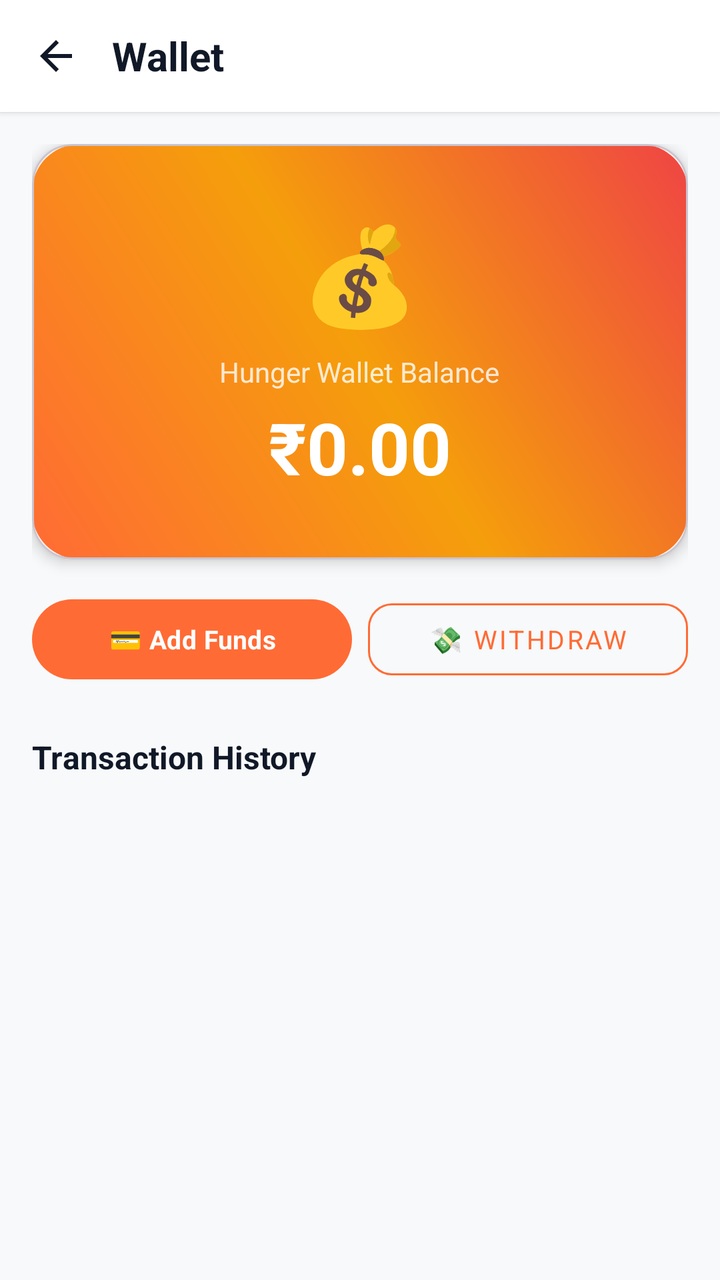
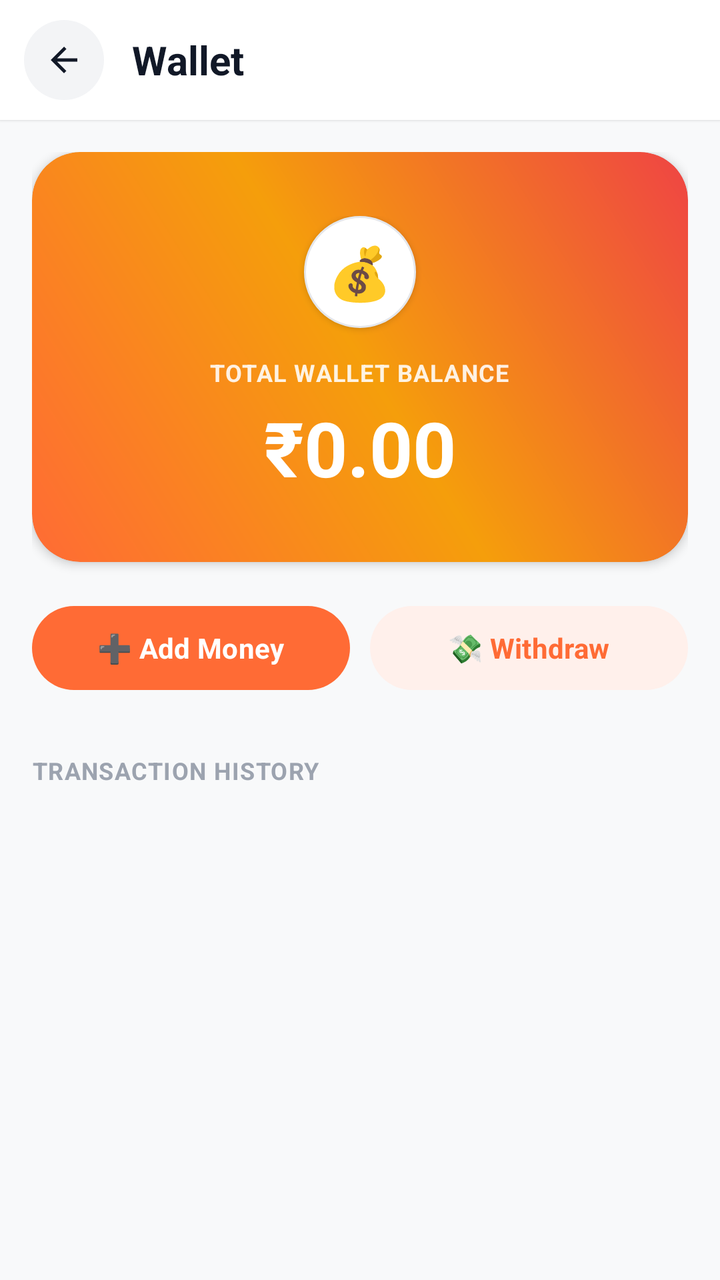

Screens rendered from an Android XML layout before and after an edit, with the pre-edit source and the edit as a unified diff.
<!-- AndroidManifest.xml: application theme Theme.AKRHunger -->
<!-- res/layout/activity_wallet.xml -->
<?xml version="1.0" encoding="utf-8"?>
<LinearLayout xmlns:android="http://schemas.android.com/apk/res/android"
    xmlns:app="http://schemas.android.com/apk/res-auto"
    android:layout_width="match_parent" android:layout_height="match_parent"
    android:background="@color/background" android:orientation="vertical">

    <LinearLayout android:layout_width="match_parent" android:layout_height="56dp"
        android:gravity="center_vertical" android:paddingHorizontal="8dp"
        android:elevation="2dp" android:background="@color/surface">
        <ImageView android:id="@+id/btn_back" android:layout_width="40dp" android:layout_height="40dp"
            android:background="?attr/selectableItemBackgroundBorderless" android:padding="8dp"
            android:src="@drawable/ic_back" android:tint="@color/text_primary" />
        <TextView android:layout_width="0dp" android:layout_height="wrap_content"
            android:layout_marginStart="8dp" android:layout_weight="1"
            android:text="@string/wallet" android:textColor="@color/text_primary"
            android:textSize="20sp" android:textStyle="bold" />
    </LinearLayout>

    <androidx.core.widget.NestedScrollView
        android:layout_width="match_parent"
        android:layout_height="match_parent">

        <LinearLayout
            android:layout_width="match_parent"
            android:layout_height="wrap_content"
            android:orientation="vertical"
            android:padding="16dp">

            
            <com.google.android.material.card.MaterialCardView
                android:layout_width="match_parent" android:layout_height="wrap_content"
                app:cardCornerRadius="20dp" app:cardElevation="4dp">
                <LinearLayout android:layout_width="match_parent" android:layout_height="wrap_content"
                    android:background="@drawable/bg_hero_banner" android:gravity="center"
                    android:orientation="vertical" android:padding="32dp">
                    <TextView android:layout_width="wrap_content" android:layout_height="wrap_content"
                        android:text="💰" android:textSize="48sp" />
                    <TextView android:layout_width="wrap_content" android:layout_height="wrap_content"
                        android:layout_marginTop="8dp" android:text="Hunger Wallet Balance"
                        android:textColor="#CCFFFFFF" android:textSize="14sp" />
                    <TextView android:id="@+id/tv_balance" android:layout_width="wrap_content"
                        android:layout_height="wrap_content" android:layout_marginTop="4dp"
                        android:text="₹0.00" android:textColor="#FFFFFF"
                        android:textSize="36sp" android:textStyle="bold" />
                </LinearLayout>
            </com.google.android.material.card.MaterialCardView>

            
            <LinearLayout
                android:layout_width="match_parent"
                android:layout_height="wrap_content"
                android:layout_marginTop="16dp">

                <com.google.android.material.button.MaterialButton
                    android:id="@+id/btn_add_funds"
                    style="@style/Widget.AKR.Button.Primary"
                    android:layout_width="0dp"
                    android:layout_height="48dp"
                    android:layout_weight="1"
                    android:text="💳 Add Funds"
                    android:textSize="13sp" />

                <com.google.android.material.button.MaterialButton
                    android:id="@+id/btn_withdraw"
                    style="@style/Widget.MaterialComponents.Button.OutlinedButton"
                    android:layout_width="0dp"
                    android:layout_height="48dp"
                    android:layout_marginStart="8dp"
                    android:layout_weight="1"
                    android:text="💸 Withdraw"
                    android:textColor="@color/primary"
                    android:textSize="13sp"
                    app:cornerRadius="12dp"
                    app:strokeColor="@color/primary" />
            </LinearLayout>

            
            <TextView android:layout_width="wrap_content" android:layout_height="wrap_content"
                android:layout_marginTop="24dp"
                android:text="Transaction History" android:textColor="@color/text_primary"
                android:textSize="16sp" android:textStyle="bold" />

            <LinearLayout
                android:id="@+id/transactions_container"
                android:layout_width="match_parent"
                android:layout_height="wrap_content"
                android:layout_marginTop="12dp"
                android:orientation="vertical" />
        </LinearLayout>
    </androidx.core.widget.NestedScrollView>
</LinearLayout>
<!-- resources referenced by this layout -->
<resources>
  <style name="Widget.AKR.Button.Primary" parent="Widget.Material3.Button">
          <item name="backgroundTint">@color/primary</item>
          <item name="android:textColor">@color/on_primary</item>
          <item name="cornerRadius">28dp</item>
          <item name="android:textAllCaps">false</item>
          <item name="android:textStyle">bold</item>
          <item name="android:paddingStart">24dp</item>
          <item name="android:paddingEnd">24dp</item>
          <item name="android:minHeight">50dp</item>
          <item name="android:letterSpacing">0.01</item>
      </style>
  <style name="Theme.AKRHunger" parent="Theme.Material3.Light.NoActionBar">
          <item name="colorPrimary">@color/primary</item>
          <item name="colorPrimaryDark">@color/primary_dark</item>
          <item name="colorAccent">@color/primary</item>
          <item name="colorOnPrimary">@color/on_primary</item>
          <item name="colorSecondary">@color/secondary</item>
          <item name="colorOnSecondary">@color/on_secondary</item>
          <item name="android:colorBackground">@color/background</item>
          <item name="colorSurface">@color/surface</item>
          <item name="colorOnSurface">@color/on_surface</item>
          <item name="android:statusBarColor">@color/surface</item>
          <item name="android:windowLightStatusBar">true</item>
          <item name="android:navigationBarColor">@color/surface</item>
          <item name="android:windowLightNavigationBar">true</item>
          <item name="android:fontFamily">sans-serif</item>
      </style>
  <!-- unchanged entries left out for length: 12 -->
</resources>

<!-- the commit's change to res/layout/activity_wallet.xml (unified diff, before → after) -->
@@ -1,47 +1,113 @@
 <?xml version="1.0" encoding="utf-8"?>
 <LinearLayout xmlns:android="http://schemas.android.com/apk/res/android"
     xmlns:app="http://schemas.android.com/apk/res-auto"
-    android:layout_width="match_parent" android:layout_height="match_parent"
-    android:background="@color/background" android:orientation="vertical">
+    android:layout_width="match_parent"
+    android:layout_height="match_parent"
+    android:background="@color/background"
+    android:orientation="vertical">
 
-    <LinearLayout android:layout_width="match_parent" android:layout_height="56dp"
-        android:gravity="center_vertical" android:paddingHorizontal="8dp"
-        android:elevation="2dp" android:background="@color/surface">
-        <ImageView android:id="@+id/btn_back" android:layout_width="40dp" android:layout_height="40dp"
-            android:background="?attr/selectableItemBackgroundBorderless" android:padding="8dp"
-            android:src="@drawable/ic_back" android:tint="@color/text_primary" />
-        <TextView android:layout_width="0dp" android:layout_height="wrap_content"
-            android:layout_marginStart="8dp" android:layout_weight="1"
-            android:text="@string/wallet" android:textColor="@color/text_primary"
-            android:textSize="20sp" android:textStyle="bold" />
+    
+    <LinearLayout
+        android:layout_width="match_parent"
+        android:layout_height="60dp"
+        android:background="@color/surface"
+        android:elevation="1dp"
+        android:gravity="center_vertical"
+        android:orientation="horizontal"
+        android:paddingHorizontal="12dp">
+
+        <FrameLayout
+            android:id="@+id/btn_back"
+            android:layout_width="40dp"
+            android:layout_height="40dp"
+            android:background="@drawable/bg_icon_circle_gray"
+            android:clickable="true"
+            android:focusable="true"
+            android:foreground="?attr/selectableItemBackgroundBorderless">
+
+            <ImageView
+                android:layout_width="20dp"
+                android:layout_height="20dp"
+                android:layout_gravity="center"
+                android:src="@drawable/ic_back"
+                android:tint="@color/text_primary" />
+        </FrameLayout>
+
+        <TextView
+            android:layout_width="0dp"
+            android:layout_height="wrap_content"
+            android:layout_marginStart="14dp"
+            android:layout_weight="1"
+            android:text="@string/wallet"
+            android:textColor="@color/text_primary"
+            android:textSize="20sp"
+            android:textStyle="bold" />
     </LinearLayout>
 
     <androidx.core.widget.NestedScrollView
         android:layout_width="match_parent"
-        android:layout_height="match_parent">
+        android:layout_height="match_parent"
+        android:clipToPadding="false"
+        android:paddingBottom="32dp">
 
         <LinearLayout
             android:layout_width="match_parent"
             android:layout_height="wrap_content"
             android:orientation="vertical"
-            android:padding="16dp">
+            android:paddingHorizontal="16dp"
+            android:paddingTop="16dp">
 
             
             <com.google.android.material.card.MaterialCardView
-                android:layout_width="match_parent" android:layout_height="wrap_content"
-                app:cardCornerRadius="20dp" app:cardElevation="4dp">
-                <LinearLayout android:layout_width="match_parent" android:layout_height="wrap_content"
-                    android:background="@drawable/bg_hero_banner" android:gravity="center"
-                    android:orientation="vertical" android:padding="32dp">
-                    <TextView android:layout_width="wrap_content" android:layout_height="wrap_content"
-                        android:text="💰" android:textSize="48sp" />
-                    <TextView android:layout_width="wrap_content" android:layout_height="wrap_content"
-                        android:layout_marginTop="8dp" android:text="Hunger Wallet Balance"
-                        android:textColor="#CCFFFFFF" android:textSize="14sp" />
-                    <TextView android:id="@+id/tv_balance" android:layout_width="wrap_content"
-                        android:layout_height="wrap_content" android:layout_marginTop="4dp"
-                        android:text="₹0.00" android:textColor="#FFFFFF"
-                        android:textSize="36sp" android:textStyle="bold" />
+                android:layout_width="match_parent"
+                android:layout_height="wrap_content"
+                app:cardBackgroundColor="@android:color/transparent"
+                app:cardCornerRadius="24dp"
+                app:cardElevation="3dp"
+                app:strokeWidth="0dp">
+
+                <LinearLayout
+                    android:layout_width="match_parent"
+                    android:layout_height="wrap_content"
+                    android:background="@drawable/bg_hero_banner"
+                    android:gravity="center"
+                    android:orientation="vertical"
+                    android:paddingHorizontal="24dp"
+                    android:paddingVertical="32dp">
+
+                    <FrameLayout
+                        android:layout_width="56dp"
+                        android:layout_height="56dp"
+                        android:background="@drawable/bg_pill_white"
+                        android:elevation="2dp">
+
+                        <TextView
+                            android:layout_width="wrap_content"
+                            android:layout_height="wrap_content"
+                            android:layout_gravity="center"
+                            android:text="💰"
+                            android:textSize="26sp" />
+                    </FrameLayout>
+
+                    <TextView
+                        android:layout_width="wrap_content"
+                        android:layout_height="wrap_content"
+                        android:layout_marginTop="14dp"
+                        android:letterSpacing="0.04"
+                        android:text="TOTAL WALLET BALANCE"
+                        android:textColor="#E0FFFFFF"
+                        android:textSize="12sp"
+                        android:textStyle="bold" />
+
+                    <TextView
+                        android:id="@+id/tv_balance"
+                        android:layout_width="wrap_content"
+                        android:layout_height="wrap_content"
+                        android:layout_marginTop="4dp"
+                        android:text="₹0.00"
+                        android:textColor="#FFFFFF"
+                        android:textSize="38sp"
+                        android:textStyle="bold" />
                 </LinearLayout>
             </com.google.android.material.card.MaterialCardView>
 
@@ -49,42 +115,46 @@
             <LinearLayout
                 android:layout_width="match_parent"
                 android:layout_height="wrap_content"
-                android:layout_marginTop="16dp">
+                android:layout_marginTop="18dp"
+                android:orientation="horizontal">
 
                 <com.google.android.material.button.MaterialButton
                     android:id="@+id/btn_add_funds"
-                    style="@style/Widget.AKR.Button.Primary"
+                    style="@style/Widget.AKR.Button.Pill"
                     android:layout_width="0dp"
-                    android:layout_height="48dp"
+                    android:layout_height="50dp"
                     android:layout_weight="1"
-                    android:text="💳 Add Funds"
-                    android:textSize="13sp" />
+                    android:text="➕ Add Money"
+                    android:textSize="14sp"
+                    app:backgroundTint="@color/primary" />
 
                 <com.google.android.material.button.MaterialButton
                     android:id="@+id/btn_withdraw"
-                    style="@style/Widget.MaterialComponents.Button.OutlinedButton"
+                    style="@style/Widget.AKR.Button.PillSoft"
                     android:layout_width="0dp"
-                    android:layout_height="48dp"
-                    android:layout_marginStart="8dp"
+                    android:layout_height="50dp"
+                    android:layout_marginStart="10dp"
                     android:layout_weight="1"
                     android:text="💸 Withdraw"
-                    android:textColor="@color/primary"
-                    android:textSize="13sp"
-                    app:cornerRadius="12dp"
-                    app:strokeColor="@color/primary" />
+                    android:textSize="14sp" />
             </LinearLayout>
 
             
-            <TextView android:layout_width="wrap_content" android:layout_height="wrap_content"
-                android:layout_marginTop="24dp"
-                android:text="Transaction History" android:textColor="@color/text_primary"
-                android:textSize="16sp" android:textStyle="bold" />
+            <TextView
+                android:layout_width="wrap_content"
+                android:layout_height="wrap_content"
+                android:layout_marginTop="28dp"
+                android:letterSpacing="0.04"
+                android:text="TRANSACTION HISTORY"
+                android:textColor="@color/text_hint"
+                android:textSize="12sp"
+                android:textStyle="bold" />
 
             <LinearLayout
                 android:id="@+id/transactions_container"
                 android:layout_width="match_parent"
                 android:layout_height="wrap_content"
-                android:layout_marginTop="12dp"
+                android:layout_marginTop="8dp"
                 android:orientation="vertical" />
         </LinearLayout>
     </androidx.core.widget.NestedScrollView>
<!-- resource entries referenced after the edit -->
@@ -1,15 +1,43 @@
 <!-- resources referenced by this layout -->
 <resources>
-  <style name="Widget.AKR.Button.Primary" parent="Widget.Material3.Button">
+  <color name="text_hint">#9CA3AF</color>
+  <!-- drawable bg_icon_circle_gray (drawable) -->
+  <?xml version="1.0" encoding="utf-8"?>
+  <shape xmlns:android="http://schemas.android.com/apk/res/android"
+      android:shape="oval">
+      <solid android:color="@color/surface_variant" />
+  </shape>
+  <!-- drawable bg_pill_white (drawable) -->
+  <?xml version="1.0" encoding="utf-8"?>
+  <ripple xmlns:android="http://schemas.android.com/apk/res/android"
+      android:color="@color/primary_10">
+      <item>
+          <shape android:shape="rectangle">
+              <corners android:radius="999dp" />
+              <solid android:color="@color/surface" />
+              <stroke android:width="1dp" android:color="@color/card_border_subtle" />
+          </shape>
+      </item>
+  </ripple>
+  <style name="Widget.AKR.Button.Pill" parent="Widget.Material3.Button">
           <item name="backgroundTint">@color/primary</item>
           <item name="android:textColor">@color/on_primary</item>
           <item name="cornerRadius">28dp</item>
           <item name="android:textAllCaps">false</item>
           <item name="android:textStyle">bold</item>
-          <item name="android:paddingStart">24dp</item>
-          <item name="android:paddingEnd">24dp</item>
-          <item name="android:minHeight">50dp</item>
-          <item name="android:letterSpacing">0.01</item>
+          <item name="android:minHeight">44dp</item>
+          <item name="android:paddingStart">20dp</item>
+          <item name="android:paddingEnd">20dp</item>
+      </style>
+  <style name="Widget.AKR.Button.PillSoft" parent="Widget.Material3.Button.TonalButton">
+          <item name="backgroundTint">@color/primary_tint</item>
+          <item name="android:textColor">@color/primary</item>
+          <item name="cornerRadius">28dp</item>
+          <item name="android:textAllCaps">false</item>
+          <item name="android:textStyle">bold</item>
+          <item name="android:minHeight">44dp</item>
+          <item name="android:paddingStart">18dp</item>
+          <item name="android:paddingEnd">18dp</item>
       </style>
   <style name="Theme.AKRHunger" parent="Theme.Material3.Light.NoActionBar">
           <item name="colorPrimary">@color/primary</item>
@@ -26,6 +54,34 @@
           <item name="android:navigationBarColor">@color/surface</item>
           <item name="android:windowLightNavigationBar">true</item>
           <item name="android:fontFamily">sans-serif</item>
+          <item name="materialAlertDialogTheme">@style/ThemeOverlay.AKR.MaterialAlertDialog</item>
+          <item name="bottomSheetDialogTheme">@style/ThemeOverlay.AKR.BottomSheetDialog</item>
+      </style>
+  <color name="surface_variant">#F3F4F6</color>
+  <color name="primary_10">#1AFF6B35</color>
+  <color name="card_border_subtle">#E5E7EB</color>
+  <color name="primary_tint">#FFF0EB</color>
+  <style name="ThemeOverlay.AKR.MaterialAlertDialog" parent="ThemeOverlay.Material3.MaterialAlertDialog">
+          <item name="shapeAppearance">@style/ShapeAppearance.AKR.Dialog</item>
+          <item name="shapeAppearanceOverlay">@style/ShapeAppearance.AKR.Dialog</item>
+          <item name="colorSurface">@color/surface</item>
+          <item name="android:backgroundDimAmount">0.5</item>
+      </style>
+  <style name="ThemeOverlay.AKR.BottomSheetDialog" parent="ThemeOverlay.Material3.BottomSheetDialog">
+          <item name="bottomSheetStyle">@style/Widget.AKR.BottomSheet</item>
+      </style>
+  <style name="ShapeAppearance.AKR.Dialog" parent="">
+          <item name="cornerFamily">rounded</item>
+          <item name="cornerSize">24dp</item>
+      </style>
+  <style name="Widget.AKR.BottomSheet" parent="Widget.Material3.BottomSheet">
+          <item name="shapeAppearanceOverlay">@style/ShapeAppearance.AKR.BottomSheet</item>
+          <item name="backgroundTint">@color/surface</item>
+      </style>
+  <style name="ShapeAppearance.AKR.BottomSheet" parent="">
+          <item name="cornerFamily">rounded</item>
+          <item name="cornerSizeTopLeft">28dp</item>
+          <item name="cornerSizeTopRight">28dp</item>
       </style>
   <!-- unchanged entries left out for length: 12 -->
 </resources>
